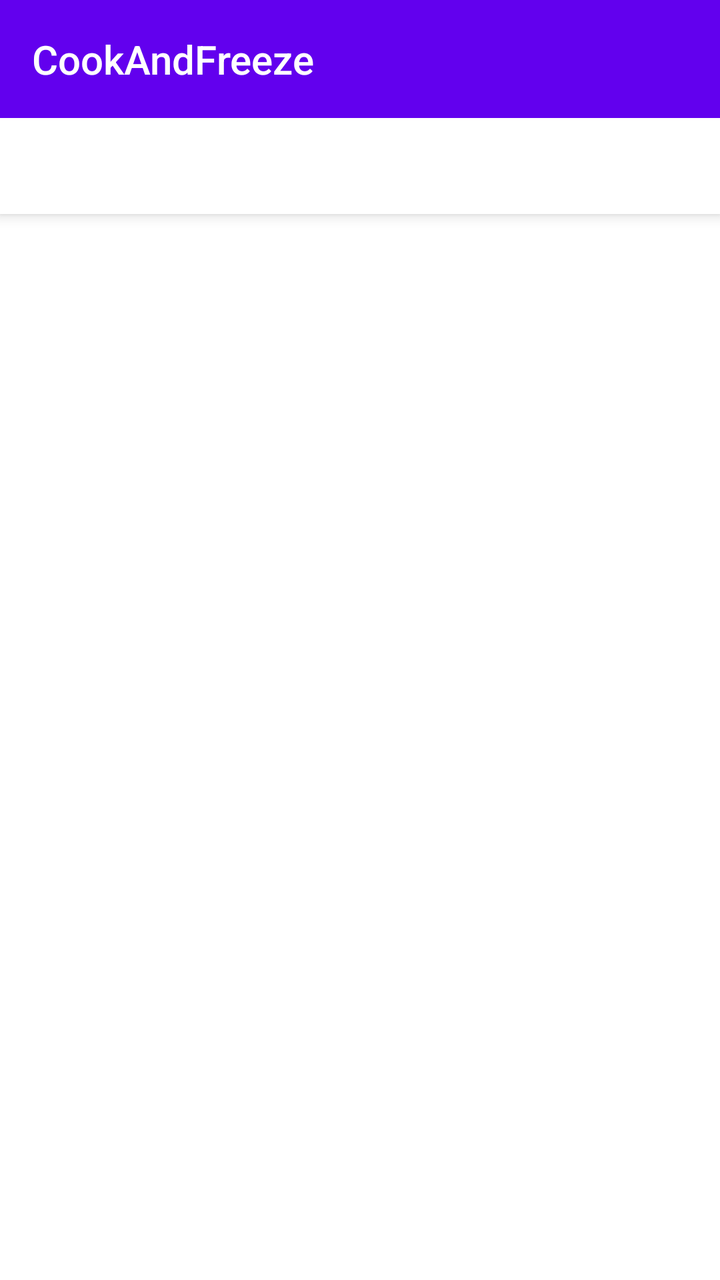
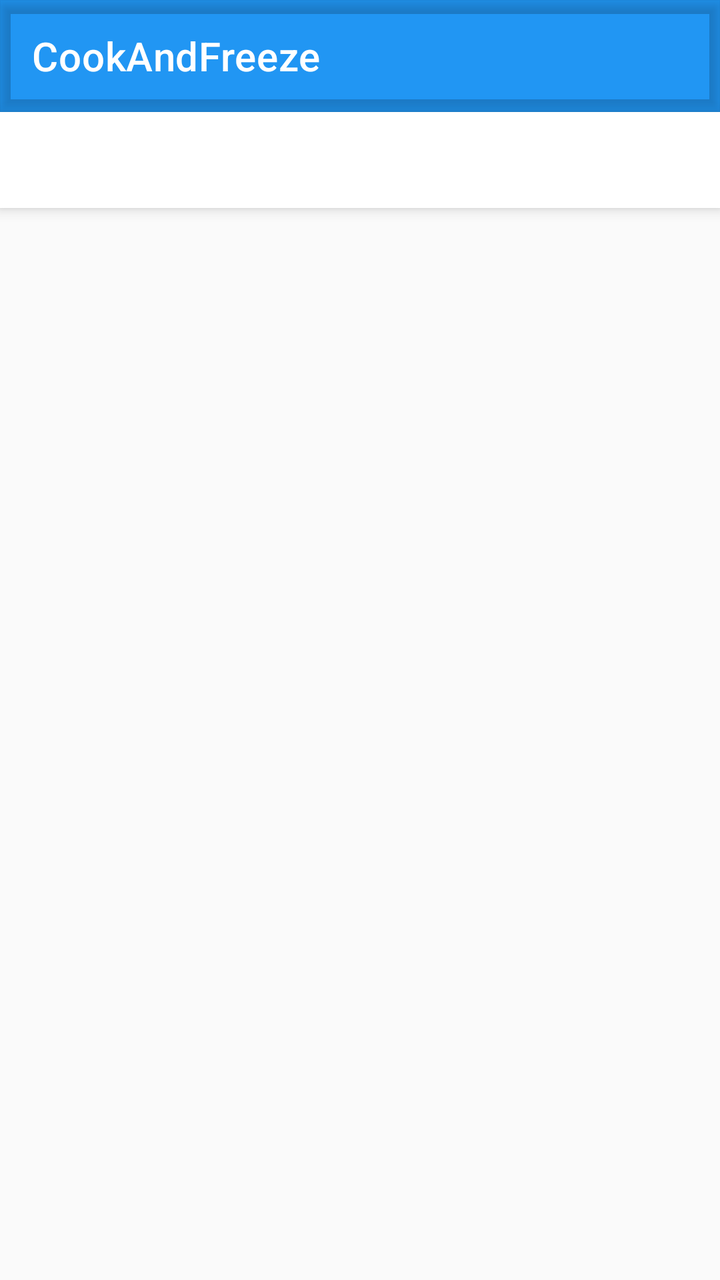

Two renders of the same Android screen: before a commit and after it. Below are the layout's source before the change and the commit's diff.
<!-- AndroidManifest.xml: activity theme Theme.CookAndFreeze.NoActionBar -->
<!-- res/layout/activity_main.xml -->
<?xml version="1.0" encoding="utf-8"?>
<androidx.coordinatorlayout.widget.CoordinatorLayout xmlns:android="http://schemas.android.com/apk/res/android"
    xmlns:app="http://schemas.android.com/apk/res-auto"
    xmlns:tools="http://schemas.android.com/tools"
    android:layout_width="match_parent"
    android:layout_height="match_parent"
    tools:context=".MainActivity">

    <com.google.android.material.appbar.AppBarLayout
        android:layout_width="match_parent"
        android:layout_height="wrap_content"
        android:theme="@style/Theme.CookAndFreeze.AppBarOverlay">

        <TextView
            android:id="@+id/uuid"
            android:layout_width="wrap_content"
            android:layout_height="wrap_content"
            android:gravity="center"
            android:minHeight="?actionBarSize"
            android:padding="@dimen/appbar_padding"
            android:text="@string/app_name"
            android:textAppearance="@style/TextAppearance.Widget.AppCompat.Toolbar.Title" />

        <com.google.android.material.tabs.TabLayout
            android:id="@+id/tabs"
            android:layout_width="match_parent"
            android:layout_height="wrap_content" />
    </com.google.android.material.appbar.AppBarLayout>

    <androidx.viewpager2.widget.ViewPager2
        android:id="@+id/view_pager"
        android:layout_width="match_parent"
        android:layout_height="match_parent"
        app:layout_behavior="@string/appbar_scrolling_view_behavior" />

</androidx.coordinatorlayout.widget.CoordinatorLayout>
<!-- resources referenced by this layout -->
<resources>
  <dimen name="appbar_padding">16dp</dimen>
  <string name="app_name">CookAndFreeze</string>
  <style name="Theme.CookAndFreeze.AppBarOverlay" parent="ThemeOverlay.AppCompat.Dark.ActionBar" />
  <style name="Theme.CookAndFreeze.NoActionBar">
          <item name="windowActionBar">false</item>
          <item name="windowNoTitle">true</item>
      </style>
</resources>

<!-- the commit's change to res/layout/activity_main.xml (unified diff, before → after) -->
@@ -11,20 +11,22 @@
         android:layout_height="wrap_content"
         android:theme="@style/Theme.CookAndFreeze.AppBarOverlay">
 
-        <TextView
-            android:id="@+id/uuid"
-            android:layout_width="wrap_content"
-            android:layout_height="wrap_content"
-            android:gravity="center"
-            android:minHeight="?actionBarSize"
-            android:padding="@dimen/appbar_padding"
-            android:text="@string/app_name"
-            android:textAppearance="@style/TextAppearance.Widget.AppCompat.Toolbar.Title" />
+        <com.google.android.material.appbar.MaterialToolbar
+            android:id="@+id/toolbar"
+            android:layout_width="match_parent"
+            android:layout_height="?attr/actionBarSize"
+            android:minHeight="?attr/actionBarSize"
+            app:title="@string/app_name"
+            app:titleTextColor="@android:color/white" />
 
         <com.google.android.material.tabs.TabLayout
             android:id="@+id/tabs"
             android:layout_width="match_parent"
-            android:layout_height="wrap_content" />
+            android:layout_height="wrap_content"
+            app:tabMode="fixed"
+            app:tabGravity="fill"
+            app:tabIconTint="?attr/colorControlNormal"
+            app:tabIconTintMode="src_atop" />
     </com.google.android.material.appbar.AppBarLayout>
 
     <androidx.viewpager2.widget.ViewPager2
<!-- resource entries referenced after the edit -->
@@ -1,11 +1,13 @@
 <!-- resources referenced by this layout -->
 <resources>
-  <dimen name="appbar_padding">16dp</dimen>
   <string name="app_name">CookAndFreeze</string>
-  <style name="Theme.CookAndFreeze.AppBarOverlay" parent="ThemeOverlay.AppCompat.Dark.ActionBar" />
+  <style name="Theme.CookAndFreeze.AppBarOverlay" parent="ThemeOverlay.MaterialComponents.Dark.ActionBar">
+          <item name="colorControlNormal">@color/white</item>
+      </style>
   <style name="Theme.CookAndFreeze.NoActionBar">
           <item name="windowActionBar">false</item>
           <item name="windowNoTitle">true</item>
       </style>
+  <color name="white">#FFFFFFFF</color>
 </resources>
 
